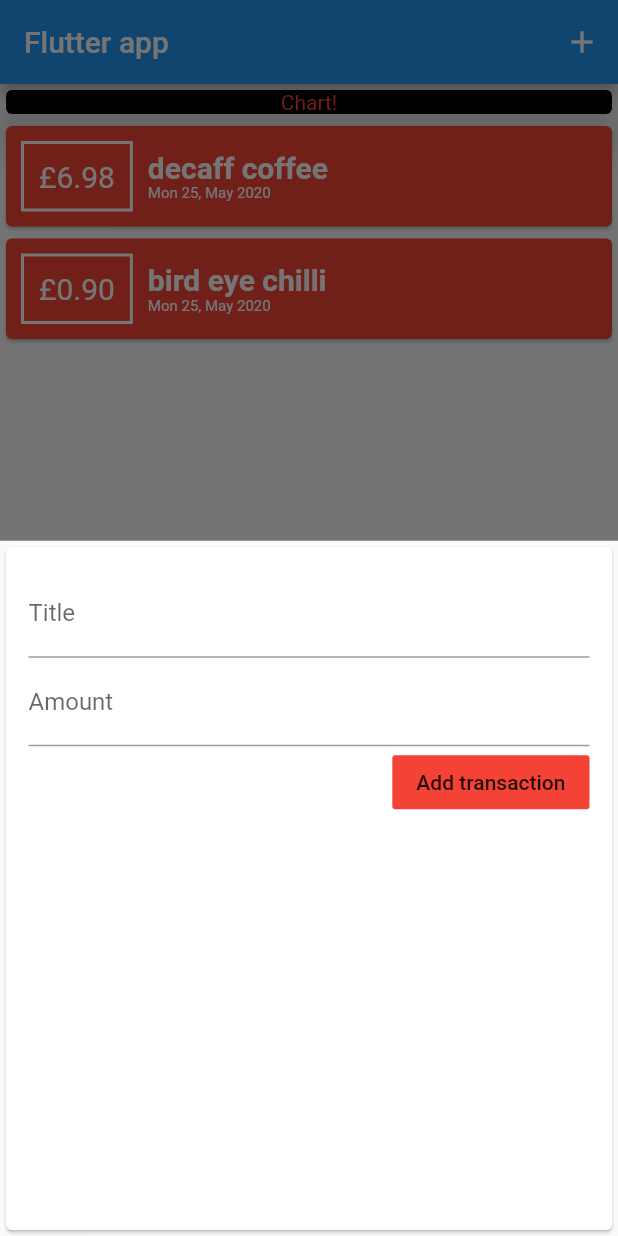
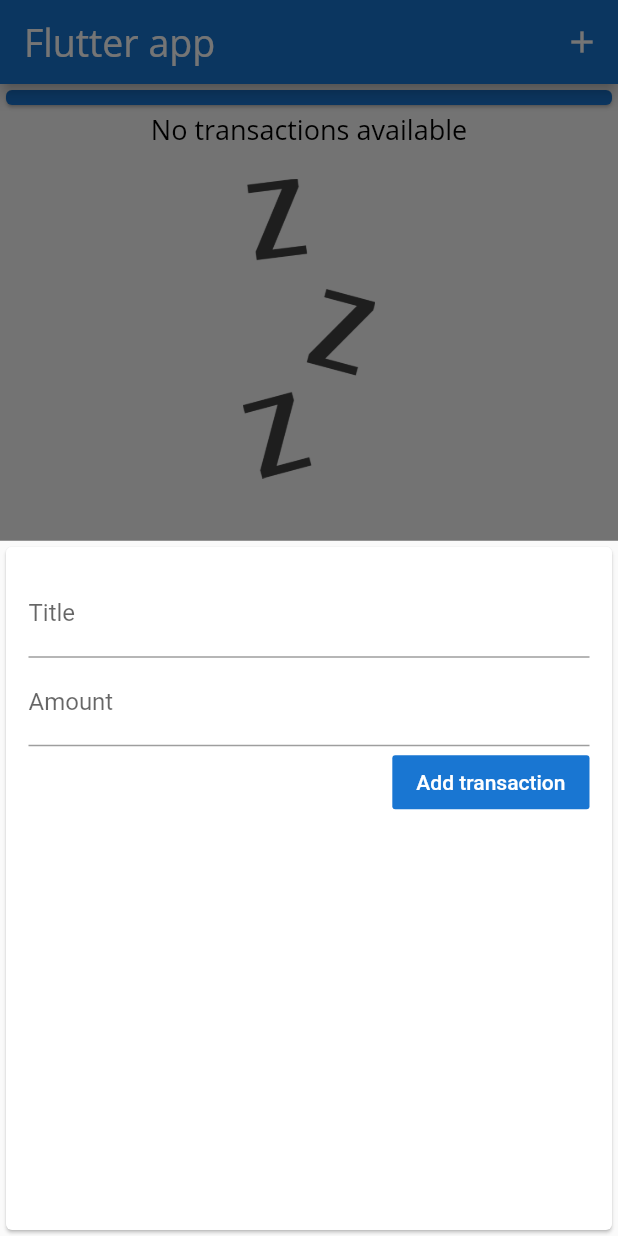
Before and after one commit to gunnerr91/trackmyspending.prototype, a Flutter app: the screen it shows after launch, after a tap on the "add" icon, on a phone screen of 412 x 824 dp. Run offline on Flutter 3.47's test engine with Material 2 defaults, Android fonts, the phone set to English and light mode, and no system bars.

Commit message:
completed 4.99

```diff
--- a/lib/main.dart
+++ b/lib/main.dart
@@ -1,4 +1,5 @@
 import 'package:flutter/material.dart';
+import 'package:trackyourspending/widgets/chart.dart';
 import 'package:trackyourspending/widgets/new_transaction.dart';
 import 'package:trackyourspending/widgets/transaction_list.dart';
 
@@ -15,7 +16,35 @@ class MyApp extends StatelessWidget {
       title: 'Flutter Demo',
       theme: ThemeData(
         primarySwatch: Colors.blue,
+        accentColor: Colors.white,
         visualDensity: VisualDensity.adaptivePlatformDensity,
+        fontFamily: 'Quicksand',
+        textTheme: ThemeData.dark().textTheme.copyWith(
+              headline1: TextStyle(
+                fontFamily: 'OpenSans',
+                fontSize: 18,
+                color: Colors.white,
+              ),
+              headline2: TextStyle(
+                fontFamily: 'OpenSans',
+                fontSize: 18,
+                color: Colors.black,
+              ),
+              bodyText1: TextStyle(
+                fontFamily: 'OpenSans',
+                fontSize: 15,
+                color: Colors.black,
+              ),
+            ),
+        appBarTheme: AppBarTheme(
+          textTheme: ThemeData.dark().textTheme.copyWith(
+                headline6: TextStyle(
+                  fontFamily: 'OpenSans',
+                  fontSize: 25,
+                  color: Colors.white,
+                ),
+              ),
+        ),
       ),
       home: MyHomePage(),
     );
@@ -29,16 +58,16 @@ class MyHomePage extends StatefulWidget {
 
 class _MyHomePageState extends State<MyHomePage> {
   final List<Transaction> userTransactions = [
-    Transaction(
-        id: "1",
-        title: "decaff coffee",
-        amount: 6.98,
-        date: DateTime(2020, 05, 25)),
-    Transaction(
-        id: "2",
-        title: "bird eye chilli",
-        amount: 0.90,
-        date: DateTime(2020, 05, 25)),
+    // Transaction(
+    //     id: "1",
+    //     title: "decaff coffee",
+    //     amount: 6.98,
+    //     date: DateTime(2020, 05, 25)),
+    // Transaction(
+    //     id: "2",
+    //     title: "bird eye chilli",
+    //     amount: 0.90,
+    //     date: DateTime(2020, 05, 25)),
   ];
 
   void addNewTransaction(String title, double amount) {
@@ -63,11 +92,21 @@ class _MyHomePageState extends State<MyHomePage> {
     );
   }
 
+  List<Transaction> get recentTransactions {
+    return userTransactions
+        .where((transaction) => transaction.date
+            .isAfter(DateTime.now().subtract(Duration(days: 7))))
+        .toList();
+  }
+
   @override
   Widget build(BuildContext context) {
     return Scaffold(
       appBar: AppBar(
-        title: Text('Flutter app'),
+        title: Text(
+          'Flutter app',
+        ),
+        backgroundColor: Theme.of(context).primaryColorDark,
         actions: <Widget>[
           IconButton(
             icon: Icon(Icons.add),
@@ -81,22 +120,22 @@ class _MyHomePageState extends State<MyHomePage> {
             Container(
               width: double.infinity,
               child: Card(
-                color: Colors.black,
-                child: Text(
-                  'Chart!',
-                  textAlign: TextAlign.center,
-                  style: TextStyle(color: Colors.red),
-                ),
-                elevation: 10,
+                color: Theme.of(context).primaryColorDark,
+                child: Chart(recentTransactions),
               ),
             ),
             TransactionList(userTransactions),
           ],
         ),
       ),
+      floatingActionButtonLocation: FloatingActionButtonLocation.centerFloat,
       floatingActionButton: FloatingActionButton(
-        onPressed: () {},
-        child: Icon(Icons.add),
+        onPressed: () => popUpNewTransactionForm(context),
+        child: Icon(
+          Icons.add,
+          color: Theme.of(context).accentColor,
+        ),
+        backgroundColor: Theme.of(context).primaryColorDark,
       ),
     );
   }
--- /dev/null
+++ b/lib/widgets/chart.dart
@@ -0,0 +1,41 @@
+import 'package:flutter/material.dart';
+import 'package:intl/intl.dart';
+import 'package:trackyourspending/models/transaction.dart';
+
+class Chart extends StatelessWidget {
+  final List<Transaction> transactions;
+
+  Chart(this.transactions);
+
+  List<Map<String, Object>> get groupedTransactionValues {
+    return List.generate(7, (index) {
+      final dayOfTheWeek = DateTime.now().subtract(Duration(days: index));
+      double amountForTheDay = 0;
+      for (var transaction in transactions) {
+        if (dayOfTheWeek.day == transaction.date.day &&
+            dayOfTheWeek.month == transaction.date.month &&
+            dayOfTheWeek.year == transaction.date.year) {
+          amountForTheDay += transaction.amount;
+        }
+      }
+      print(DateFormat.E().format(dayOfTheWeek));
+      print(amountForTheDay);
+      return {
+        "Day": DateFormat.E().format(dayOfTheWeek),
+        "Amount": amountForTheDay
+      };
+    });
+  }
+
+  @override
+  Widget build(BuildContext context) {
+    print(this.groupedTransactionValues);
+    return Card(
+      elevation: 5,
+      margin: EdgeInsets.all(5),
+      child: Row(
+        children: <Widget>[],
+      ),
+    );
+  }
+}
--- a/lib/widgets/new_transaction.dart
+++ b/lib/widgets/new_transaction.dart
@@ -1,11 +1,18 @@
 import 'package:flutter/material.dart';
 
-class NewTransaction extends StatelessWidget {
-  final titleController = TextEditingController();
-  final amountController = TextEditingController();
+class NewTransaction extends StatefulWidget {
   final Function addNewItem;
 
   NewTransaction(this.addNewItem);
+
+  @override
+  _NewTransactionState createState() => _NewTransactionState();
+}
+
+class _NewTransactionState extends State<NewTransaction> {
+  final titleController = TextEditingController();
+
+  final amountController = TextEditingController();
 
   void onSubmit() {
     if (titleController.text.isEmpty ||
@@ -13,7 +20,10 @@ class NewTransaction extends StatelessWidget {
       return;
     }
 
-    addNewItem(titleController.text, double.parse(amountController.text));
+    widget.addNewItem(
+        titleController.text, double.parse(amountController.text));
+
+    Navigator.of(context).pop();
   }
 
   @override
@@ -30,6 +40,8 @@ class NewTransaction extends StatelessWidget {
               ),
               controller: titleController,
               onSubmitted: (_) => onSubmit(),
+              style:
+                  TextStyle(color: Theme.of(context).textTheme.headline2.color),
             ),
             TextField(
               decoration: InputDecoration(
@@ -38,11 +50,16 @@ class NewTransaction extends StatelessWidget {
               controller: amountController,
               keyboardType: TextInputType.number,
               onSubmitted: (_) => onSubmit(),
+              style:
+                  TextStyle(color: Theme.of(context).textTheme.headline2.color),
             ),
             FlatButton(
-              child: Text('Add transaction'),
+              child: Text(
+                'Add transaction',
+                style: TextStyle(color: Theme.of(context).accentColor),
+              ),
               onPressed: () => onSubmit(),
-              color: Colors.red,
+              color: Theme.of(context).primaryColorDark,
             )
           ],
         ),
--- a/lib/widgets/transaction_list.dart
+++ b/lib/widgets/transaction_list.dart
@@ -11,10 +11,29 @@ class TransactionList extends StatelessWidget {
   Widget build(BuildContext context) {
     return Container(
       height: 300,
-      child: ListView.builder(
+      child: userTransactions.length < 1
+          ? Column(
+              children: <Widget>[
+                Text(
+                  'No transactions available',
+                  style: Theme.of(context).textTheme.headline2,
+                ),
+                SizedBox(
+                  height: 20,
+                ),
+                Container(
+                  height: 200,
+                  child: Image.asset(
+                    'assets/images/waiting.png',
+                    fit: BoxFit.cover,
+                  ),
+                )
+              ],
+            )
+          : ListView.builder(
               itemBuilder: (context, index) {
                 return Card(
-            color: Colors.red,
+                  color: Theme.of(context).primaryColorDark,
                   child: Row(
                     children: <Widget>[
                       Container(
@@ -25,13 +44,13 @@ class TransactionList extends StatelessWidget {
                         child: Text(
                           '£${userTransactions[index].amount.toStringAsFixed(2)}',
                           style: TextStyle(
-                      color: Colors.white,
+                            color: Theme.of(context).accentColor,
                             fontSize: 20,
                           ),
                         ),
                         decoration: BoxDecoration(
                           border: Border.all(
-                      color: Colors.white,
+                            color: Theme.of(context).accentColor,
                             width: 2,
                           ),
                         ),
@@ -42,16 +61,13 @@ class TransactionList extends StatelessWidget {
                         children: <Widget>[
                           Text(
                             userTransactions[index].title,
-                      style: TextStyle(
-                          color: Colors.white,
-                          fontSize: 20,
-                          fontWeight: FontWeight.bold),
+                            style: Theme.of(context).textTheme.headline1,
                           ),
                           Text(
                             DateFormat('E d, MMM yyyy')
                                 .format(userTransactions[index].date),
                             style: TextStyle(
-                        color: Colors.white,
+                              color: Theme.of(context).accentColor,
                               fontSize: 10,
                             ),
                           )
```
Also changed, not shown: pubspec.yaml (+13 -15 lines), assets/fonts/OpenSans-Bold.ttf (added), assets/fonts/OpenSans-Regular.ttf (added), assets/fonts/Quicksand-Bold.ttf (added), assets/fonts/Quicksand-Light.ttf (added), assets/fonts/Quicksand-Medium.ttf (added), assets/fonts/Quicksand-Regular.ttf (added), assets/images/waiting.png (added). Lines whose indentation alone changed are shown as unchanged.
